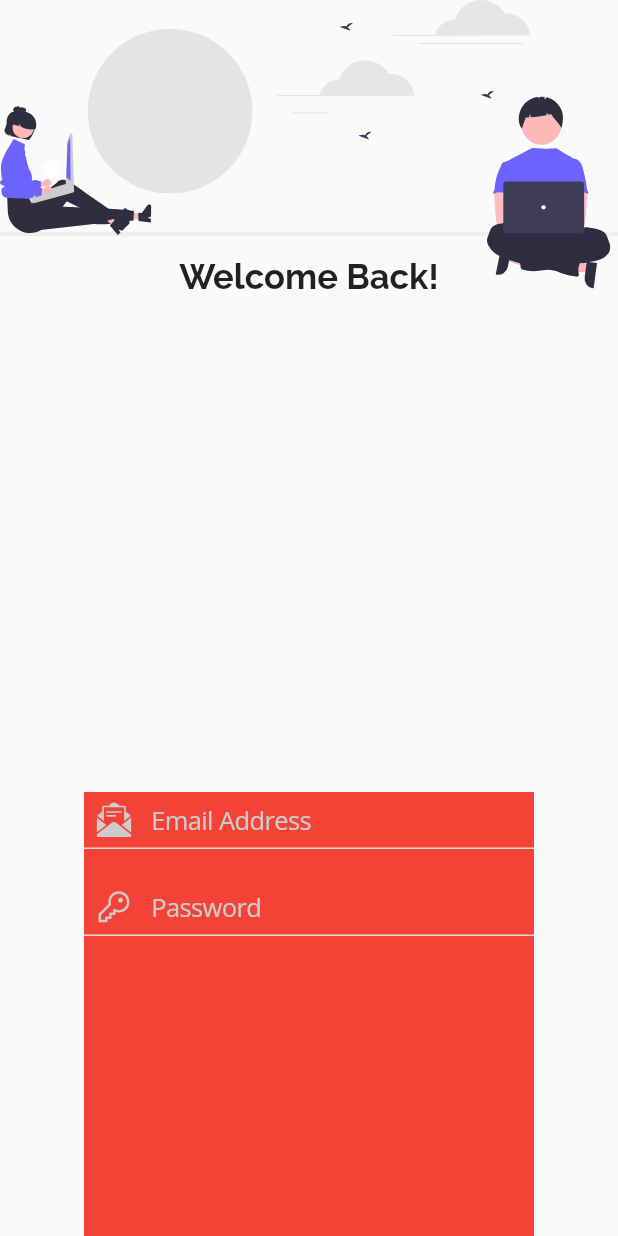
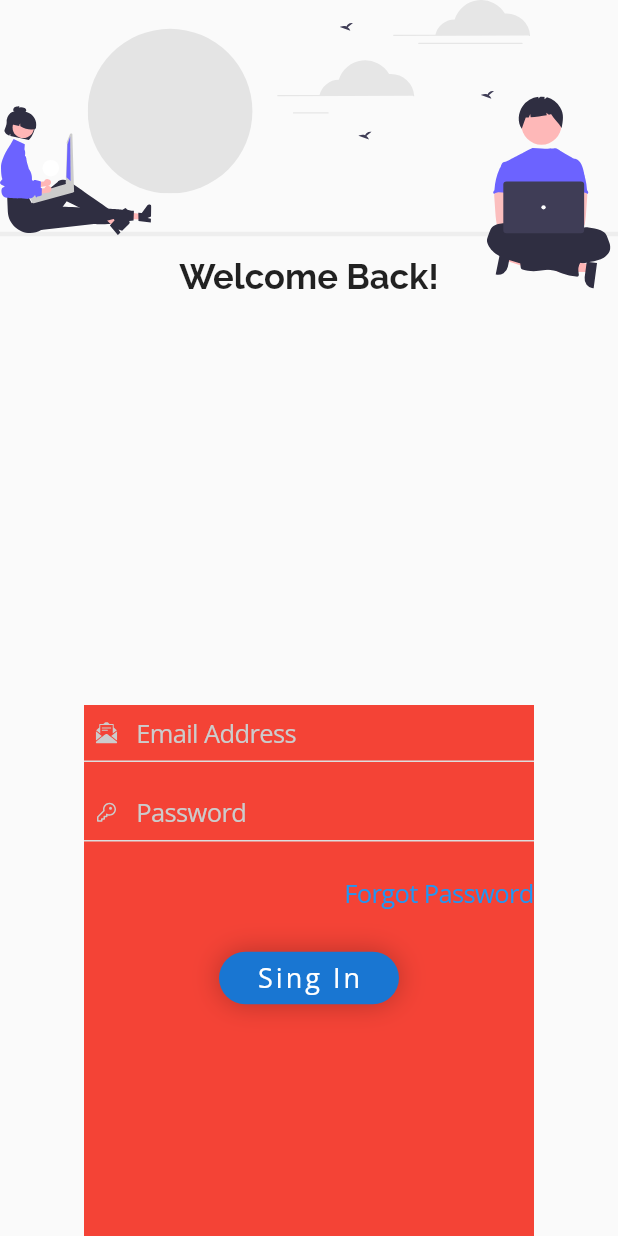
Before and after one commit to javieratoaxaca/FlutterUI, a Flutter app: the screen it shows after launch, on a phone screen of 412 x 824 dp. Run offline on Flutter 3.47's test engine with Material 2 defaults, Android fonts, the phone set to English and light mode, and no system bars; our stand-ins replace flutter_svg.

Commit message:
Agregando el Boton de SingIn

```diff
--- a/flutter_ui_avanzado/lib/pages/login/widgets/input_text_login.dart
+++ b/flutter_ui_avanzado/lib/pages/login/widgets/input_text_login.dart
@@ -13,8 +13,8 @@ class InputTextLogin extends StatelessWidget {
     return CupertinoTextField(
       padding: EdgeInsets.symmetric(vertical: 7, horizontal: 5),
       prefix: Container(
-        width: 40,
-        height: 30,
+        width: 30,
+        height: 20,
         padding: EdgeInsets.all(2),
         child: SvgPicture.asset(
           this.iconPath,
--- a/flutter_ui_avanzado/lib/pages/login/widgets/login_form.dart
+++ b/flutter_ui_avanzado/lib/pages/login/widgets/login_form.dart
@@ -2,6 +2,7 @@ import 'package:flutter/material.dart';
 import 'package:flutter_svg/flutter_svg.dart';
 import 'package:flutter/cupertino.dart';
 import 'package:flutter_ui_avanzado/pages/login/widgets/input_text_login.dart';
+import 'package:flutter_ui_avanzado/widgets/rounded_button.dart';
 
 class LoginForm extends StatelessWidget {
   const LoginForm({super.key});
@@ -12,6 +13,7 @@ class LoginForm extends StatelessWidget {
         color: Colors.red,
         width: 300,
         child: Column(
+          crossAxisAlignment: CrossAxisAlignment.center,
           children: [
             /* CupertinoTextField(
               padding: EdgeInsets.symmetric(vertical: 10, horizontal: 10),
@@ -37,13 +39,35 @@ class LoginForm extends StatelessWidget {
                 iconPath: 'assets/pages/login/icons/email.svg',
                 placeholder: "Email Address"),
             SizedBox(
-              height: 20,
+              height: 15,
             ),
             InputTextLogin(
                 iconPath: 'assets/pages/login/icons/key.svg',
                 placeholder: "Password"),
             SizedBox(
-              height: 200,
+              height: 10,
+            ),
+            Container(
+              width: double.infinity,
+              alignment: Alignment.centerRight,
+              child: CupertinoButton(
+                padding: EdgeInsets.symmetric(vertical: 13),
+                child: Text(
+                  'Forgot Password',
+                  style: TextStyle(fontFamily: 'sans'),
+                ),
+                onPressed: () {},
+              ),
+            ),
+            SizedBox(
+              height: 10,
+            ),
+            RoundedButton(
+              label: "Sing In",
+              onPressed: () {},
+            ),
+            SizedBox(
+              height: 150,
             )
           ],
         ));
--- /dev/null
+++ b/flutter_ui_avanzado/lib/widgets/rounded_button.dart
@@ -0,0 +1,39 @@
+import 'package:flutter/material.dart';
+import 'package:flutter/cupertino.dart';
+
+class RoundedButton extends StatelessWidget {
+  final VoidCallback onPressed;
+  final String label;
+  const RoundedButton({super.key, required this.onPressed, required this.label})
+      : assert(label != null);
+
+  @override
+  Widget build(BuildContext context) {
+    return CupertinoButton(
+      padding: EdgeInsets.zero,
+      child: Container(
+        child: Text(
+          this.label,
+          style: TextStyle(
+            color: Colors.white,
+            fontFamily: 'sans',
+            letterSpacing: 2,
+            fontSize: 18,
+          ),
+        ),
+        padding: EdgeInsets.symmetric(horizontal: 25, vertical: 5),
+        decoration: BoxDecoration(
+          color: Colors.blue.shade700,
+          boxShadow: [
+            BoxShadow(
+              color: Colors.black26,
+              blurRadius: 15,
+            ),
+          ],
+          borderRadius: BorderRadius.circular(30),
+        ),
+      ),
+      onPressed: this.onPressed,
+    );
+  }
+}
```
